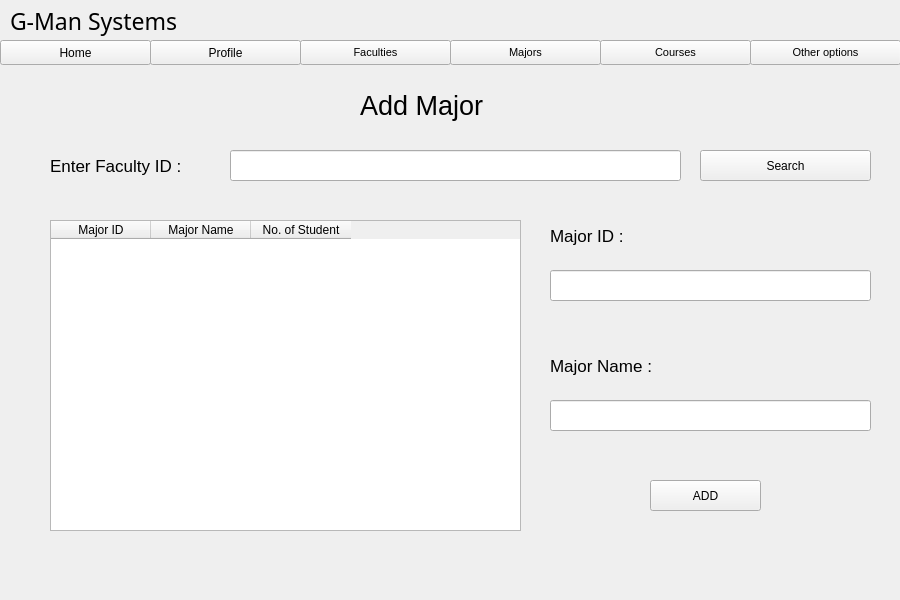
Old version of the form resources/UI/addMajor.ui in the repository Poom1997/gman.
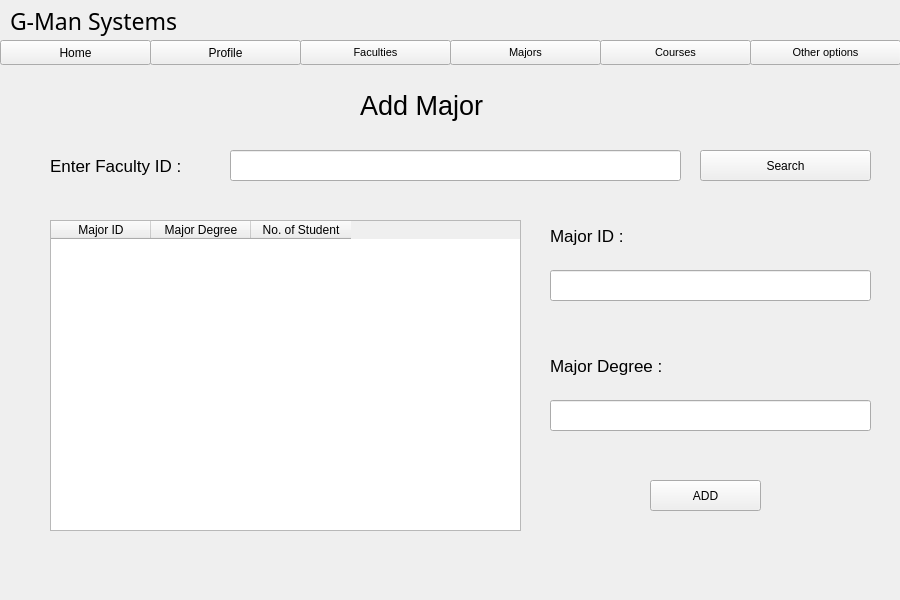
New version of the form.

```diff
--- a/resources/UI/addMajor.ui
+++ b/resources/UI/addMajor.ui
@@ -95,7 +95,7 @@
    </column>
    <column>
     <property name="text">
-     <string>Major Name</string>
+     <string>Major Degree</string>
     </property>
     <property name="textAlignment">
      <set>AlignHCenter|AlignVCenter|AlignCenter</set>
@@ -151,7 +151,7 @@
     <rect>
      <x>550</x>
      <y>350</y>
-     <width>141</width>
+     <width>151</width>
      <height>31</height>
     </rect>
    </property>
@@ -161,7 +161,7 @@
     </font>
    </property>
    <property name="text">
-    <string>Major Name :</string>
+    <string>Major Degree :</string>
    </property>
   </widget>
   <widget class="QLineEdit" name="majorID">
```
